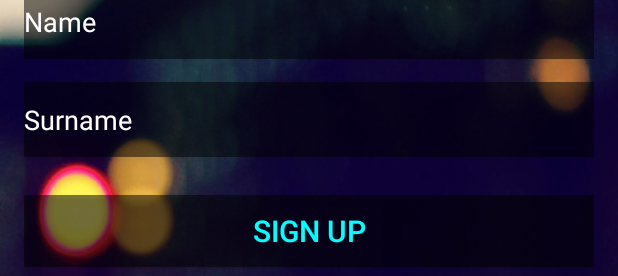
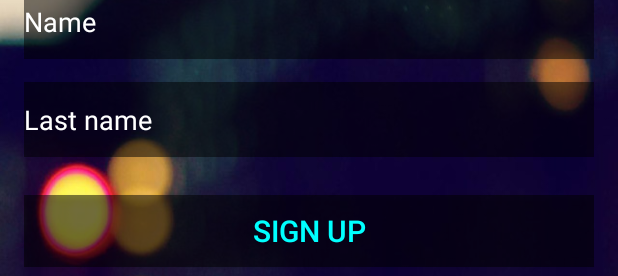
Before and after one commit to omerakin/Lets_Event_Application, an Android app: the layout activity_sign_up.xml on its own in the app's theme, with its tools: preview values and no code run, on a phone screen of 412 x 824 dp. Shown: the part 334-610 px from the top of the screen. Run offline under Robolectric (Android 15) with nearby library versions, the phone set to English and light mode, and no system bars.

```diff
--- a/app/src/main/java/com/example/akin_/letseventapplication/LoginActivity.java
+++ b/app/src/main/java/com/example/akin_/letseventapplication/LoginActivity.java
@@ -50,17 +50,14 @@ public class LoginActivity extends AppCompatActivity {
         FacebookSdk.sdkInitialize(getApplicationContext());
         setContentView(R.layout.activity_login);
 
-        //Face
+        //Facebook
         callbackManager = CallbackManager.Factory.create();
-
         boolean loggedIn = AccessToken.getCurrentAccessToken() != null;
         if(loggedIn) {
             Intent intent = new Intent(LoginActivity.this, MainActivity.class);
             startActivity(intent);
         }
-
         info = (TextView)findViewById(R.id.info);
-
         loginButton = (LoginButton)findViewById(R.id.login_button);
         loginButton.registerCallback(callbackManager, new FacebookCallback<LoginResult>() {
             @Override
@@ -183,7 +180,6 @@ public class LoginActivity extends AppCompatActivity {
         final String passwordET = String.valueOf(etPassword.getText());
         isPasswordSameAsParse = false;
 
-
         if((usernameET== null || usernameET.isEmpty())|| (passwordET== null || passwordET.isEmpty()) )
         {
             new AlertDialog.Builder(this).setTitle("Warning").setMessage("Please enter valid username and password!").setNeutralButton("Close", null).show();
--- a/app/src/main/res/layout/activity_sign_up.xml
+++ b/app/src/main/res/layout/activity_sign_up.xml
@@ -64,9 +64,9 @@
             <EditText
                 android:layout_width="match_parent"
                 android:layout_height="50sp"
-                android:id="@+id/surname"
+                android:id="@+id/lastname"
                 android:layout_gravity="center_horizontal"
-                android:hint="Surname"
+                android:hint="Last name"
                 android:background="#80000000"
                 android:textColor="#ffffff"
                 android:textColorHint="#ffffff"
```
Also changed, not shown: app/src/main/java/com/example/akin_/letseventapplication/SignUpActivity.java (+24 -10 lines).
